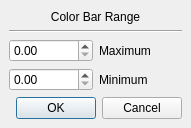
QtWorks/cp2, file CP2PPI/ColorBarSettings.ui: the form before one commit.
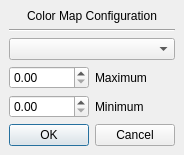
The form after the commit.

Commit message: Provide color map choices in CP2PPI.

Patch:
```diff
--- a/CP2PPI/ColorBarSettings.ui
+++ b/CP2PPI/ColorBarSettings.ui
@@ -5,8 +5,8 @@
    <rect>
     <x>0</x>
     <y>0</y>
-    <width>191</width>
-    <height>128</height>
+    <width>168</width>
+    <height>142</height>
    </rect>
   </property>
   <property name="sizePolicy" >
@@ -38,7 +38,7 @@
       </sizepolicy>
      </property>
      <property name="text" >
-      <string>Color Bar Range</string>
+      <string>Color Map Configuration</string>
      </property>
      <property name="alignment" >
       <set>Qt::AlignCenter</set>
@@ -52,6 +52,9 @@
      </property>
     </widget>
    </item>
+   <item>
+    <widget class="QComboBox" name="_mapComboBox" />
+   </item>
    <item>
     <layout class="QHBoxLayout" >
      <property name="margin" >
```
The commit also changes 3 other files.
